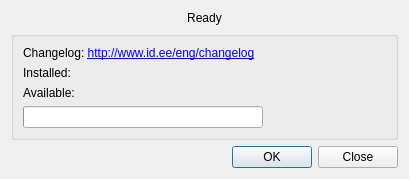
First picture: the form in idupdater.ui, repository open-eid/updater, before the edit.
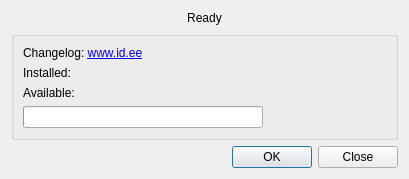
Second picture: the form after the edit.

Diff of the .ui file:
```diff
--- a/idupdater.ui
+++ b/idupdater.ui
@@ -42,7 +42,7 @@
       <item row="0" column="0" colspan="3">
        <widget class="QLabel" name="changelog">
         <property name="text">
-         <string>Changelog: &lt;a href=&quot;http://www.id.ee/eng/changelog&quot;&gt;http://www.id.ee/eng/changelog&lt;/a&gt;</string>
+         <string>Changelog: &lt;a href=&quot;https://www.id.ee/en/article/id-software-versions-info-release-notes/&quot;&gt;www.id.ee&lt;/a&gt;</string>
         </property>
         <property name="openExternalLinks">
          <bool>true</bool>
```
